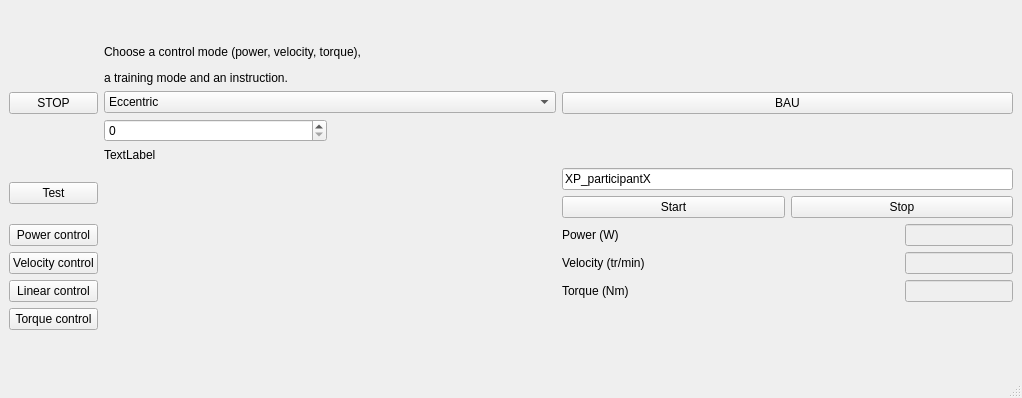
Above: ergocycle_gui.ui from s2mLab/ControlOdrive before the change. Below: the same form after it.
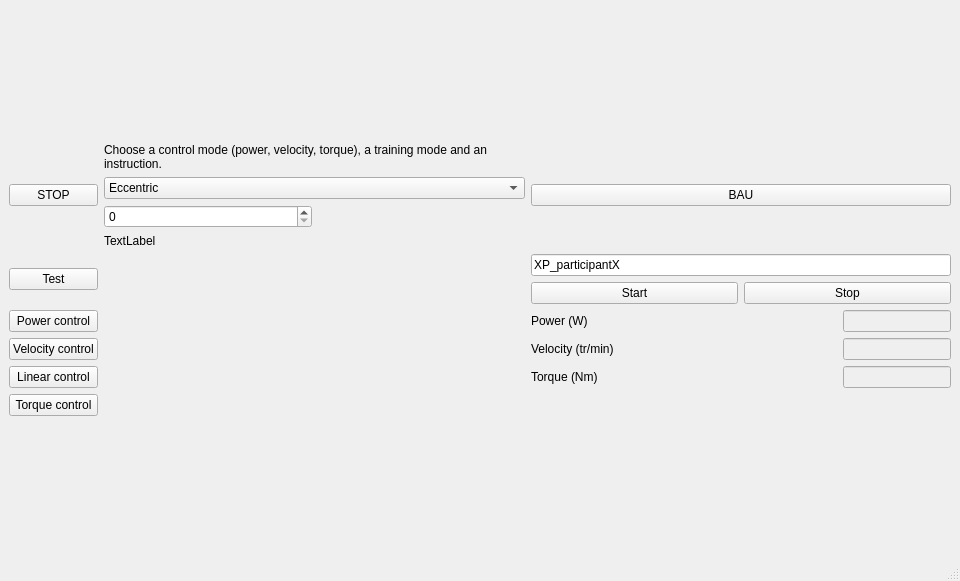
That is the form after the change.

What changed in the file:
```diff
--- a/ergocycle_gui.ui
+++ b/ergocycle_gui.ui
@@ -6,8 +6,8 @@
    <rect>
     <x>0</x>
     <y>0</y>
-    <width>1022</width>
-    <height>398</height>
+    <width>960</width>
+    <height>581</height>
    </rect>
   </property>
   <property name="minimumSize">
@@ -29,19 +29,116 @@
    <layout class="QGridLayout" name="gridLayout_2">
     <item row="0" column="0">
      <layout class="QGridLayout" name="gridLayout">
-      <item row="2" column="0">
+      <item row="3" column="0">
        <widget class="QPushButton" name="power_pushButton">
         <property name="text">
          <string>Power control</string>
         </property>
        </widget>
       </item>
+      <item row="6" column="0">
+       <widget class="QPushButton" name="torque_pushButton">
+        <property name="text">
+         <string>Torque control</string>
+        </property>
+       </widget>
+      </item>
+      <item row="5" column="0">
+       <widget class="QPushButton" name="linear_pushButton">
+        <property name="text">
+         <string>Linear control</string>
+        </property>
+       </widget>
+      </item>
+      <item row="1" column="2">
+       <spacer name="horizontalSpacer">
+        <property name="orientation">
+         <enum>Qt::Horizontal</enum>
+        </property>
+        <property name="sizeHint" stdset="0">
+         <size>
+          <width>40</width>
+          <height>20</height>
+         </size>
+        </property>
+       </spacer>
+      </item>
+      <item row="0" column="4">
+       <widget class="QPushButton" name="BAU_pushButton">
+        <property name="text">
+         <string>BAU</string>
+        </property>
+       </widget>
+      </item>
+      <item row="5" column="4">
+       <layout class="QHBoxLayout" name="torque_horizontalLayout">
+        <item>
+         <widget class="QLabel" name="torque_label">
+          <property name="text">
+           <string>Torque (Nm)</string>
+          </property>
+         </widget>
+        </item>
+        <item>
+         <widget class="QLineEdit" name="torque_lineEdit">
+          <property name="enabled">
+           <bool>false</bool>
+          </property>
+          <property name="sizePolicy">
+           <sizepolicy hsizetype="Fixed" vsizetype="Fixed">
+            <horstretch>0</horstretch>
+            <verstretch>0</verstretch>
+           </sizepolicy>
+          </property>
+          <property name="text">
+           <string/>
+          </property>
+         </widget>
+        </item>
+       </layout>
+      </item>
+      <item row="1" column="4">
+       <layout class="QVBoxLayout" name="save_verticalLayout">
+        <item>
+         <widget class="QLineEdit" name="save_lineEdit">
+          <property name="text">
+           <string>XP_participantX</string>
+          </property>
+         </widget>
+        </item>
+        <item>
+         <layout class="QHBoxLayout" name="save_horizontalLayout">
+          <item>
+           <widget class="QPushButton" name="save_start_pushButton">
+            <property name="text">
+             <string>Start</string>
+            </property>
+           </widget>
+          </item>
+          <item>
+           <widget class="QPushButton" name="save_stop_pushButton">
+            <property name="text">
+             <string>Stop</string>
+            </property>
+           </widget>
+          </item>
+         </layout>
+        </item>
+       </layout>
+      </item>
+      <item row="4" column="0">
+       <widget class="QPushButton" name="velocity_pushButton">
+        <property name="text">
+         <string>Velocity control</string>
+        </property>
+       </widget>
+      </item>
       <item row="0" column="2">
        <layout class="QVBoxLayout" name="instructions_verticalLayout">
         <item>
          <widget class="QLabel" name="control_label">
           <property name="text">
-           <string>&lt;html&gt;&lt;head/&gt;&lt;body&gt;&lt;p&gt;Choose a control mode (power, velocity, torque),&lt;/p&gt;&lt;p&gt;a training mode and an instruction.&lt;/p&gt;&lt;/body&gt;&lt;/html&gt;</string>
+           <string>&lt;html&gt;&lt;head/&gt;&lt;body&gt;&lt;p&gt;Choose a control mode (power, velocity, torque), a training mode and an instruction.&lt;/p&gt;&lt;/body&gt;&lt;/html&gt;</string>
           </property>
           <property name="scaledContents">
            <bool>false</bool>
@@ -83,103 +180,17 @@
          </layout>
         </item>
         <item>
-         <layout class="QHBoxLayout" name="graph_horizontalLayout">
-          <item>
-           <widget class="QLabel" name="errors_label">
-            <property name="text">
-             <string>TextLabel</string>
-            </property>
-            <property name="wordWrap">
-             <bool>true</bool>
-            </property>
-           </widget>
-          </item>
-         </layout>
-        </item>
-       </layout>
-      </item>
-      <item row="2" column="3">
-       <layout class="QHBoxLayout" name="power_horizontalLayout">
-        <item>
-         <widget class="QLabel" name="power_label">
+         <widget class="QLabel" name="errors_label">
           <property name="text">
-           <string>Power (W)</string>
+           <string>TextLabel</string>
           </property>
-         </widget>
-        </item>
-        <item>
-         <widget class="QLineEdit" name="power_lineEdit">
-          <property name="enabled">
-           <bool>false</bool>
+          <property name="wordWrap">
+           <bool>true</bool>
           </property>
-          <property name="sizePolicy">
-           <sizepolicy hsizetype="Fixed" vsizetype="Fixed">
-            <horstretch>0</horstretch>
-            <verstretch>0</verstretch>
-           </sizepolicy>
-          </property>
-          <property name="text">
-           <string/>
-          </property>
          </widget>
         </item>
        </layout>
       </item>
-      <item row="0" column="3">
-       <widget class="QPushButton" name="BAU_pushButton">
-        <property name="text">
-         <string>BAU</string>
-        </property>
-       </widget>
-      </item>
-      <item row="3" column="0">
-       <widget class="QPushButton" name="velocity_pushButton">
-        <property name="text">
-         <string>Velocity control</string>
-        </property>
-       </widget>
-      </item>
-      <item row="5" column="0">
-       <widget class="QPushButton" name="torque_pushButton">
-        <property name="text">
-         <string>Torque control</string>
-        </property>
-       </widget>
-      </item>
-      <item row="4" column="3">
-       <layout class="QHBoxLayout" name="torque_horizontalLayout">
-        <item>
-         <widget class="QLabel" name="torque_label">
-          <property name="text">
-           <string>Torque (Nm)</string>
-          </property>
-         </widget>
-        </item>
-        <item>
-         <widget class="QLineEdit" name="torque_lineEdit">
-          <property name="enabled">
-           <bool>false</bool>
-          </property>
-          <property name="sizePolicy">
-           <sizepolicy hsizetype="Fixed" vsizetype="Fixed">
-            <horstretch>0</horstretch>
-            <verstretch>0</verstretch>
-           </sizepolicy>
-          </property>
-          <property name="text">
-           <string/>
-          </property>
-         </widget>
-        </item>
-       </layout>
-      </item>
-      <item row="4" column="0">
-       <widget class="QPushButton" name="linear_pushButton">
-        <property name="text">
-         <string>Linear control</string>
-        </property>
-       </widget>
-      </item>
       <item row="0" column="0">
        <widget class="QPushButton" name="STOP_pushButton">
         <property name="text">
@@ -187,7 +198,7 @@
         </property>
        </widget>
       </item>
-      <item row="3" column="3">
+      <item row="4" column="4">
        <layout class="QHBoxLayout" name="velocity_horizontalLayout">
         <item>
          <widget class="QLabel" name="velocity_label">
@@ -214,48 +225,6 @@
         </item>
        </layout>
       </item>
-      <item row="1" column="3">
-       <layout class="QVBoxLayout" name="save_verticalLayout">
-        <item>
-         <widget class="QLineEdit" name="save_lineEdit">
-          <property name="text">
-           <string>XP_participantX</string>
-          </property>
-         </widget>
-        </item>
-        <item>
-         <layout class="QHBoxLayout" name="save_horizontalLayout">
-          <item>
-           <widget class="QPushButton" name="save_start_pushButton">
-            <property name="text">
-             <string>Start</string>
-            </property>
-           </widget>
-          </item>
-          <item>
-           <widget class="QPushButton" name="save_stop_pushButton">
-            <property name="text">
-             <string>Stop</string>
-            </property>
-           </widget>
-          </item>
-         </layout>
-        </item>
-       </layout>
-      </item>
-      <item row="1" column="2">
-       <spacer name="horizontalSpacer">
-        <property name="orientation">
-         <enum>Qt::Horizontal</enum>
-        </property>
-        <property name="sizeHint" stdset="0">
-         <size>
-          <width>40</width>
-          <height>20</height>
-         </size>
-        </property>
-       </spacer>
-      </item>
       <item row="1" column="0">
        <widget class="QPushButton" name="test_pushButton">
         <property name="text">
@@ -263,6 +232,33 @@
         </property>
        </widget>
       </item>
+      <item row="3" column="4">
+       <layout class="QHBoxLayout" name="power_horizontalLayout">
+        <item>
+         <widget class="QLabel" name="power_label">
+          <property name="text">
+           <string>Power (W)</string>
+          </property>
+         </widget>
+        </item>
+        <item>
+         <widget class="QLineEdit" name="power_lineEdit">
+          <property name="enabled">
+           <bool>false</bool>
+          </property>
+          <property name="sizePolicy">
+           <sizepolicy hsizetype="Fixed" vsizetype="Fixed">
+            <horstretch>0</horstretch>
+            <verstretch>0</verstretch>
+           </sizepolicy>
+          </property>
+          <property name="text">
+           <string/>
+          </property>
+         </widget>
+        </item>
+       </layout>
+      </item>
      </layout>
     </item>
    </layout>
```
Left out of the diff: 2 changed lines with no effect on the pictures.
